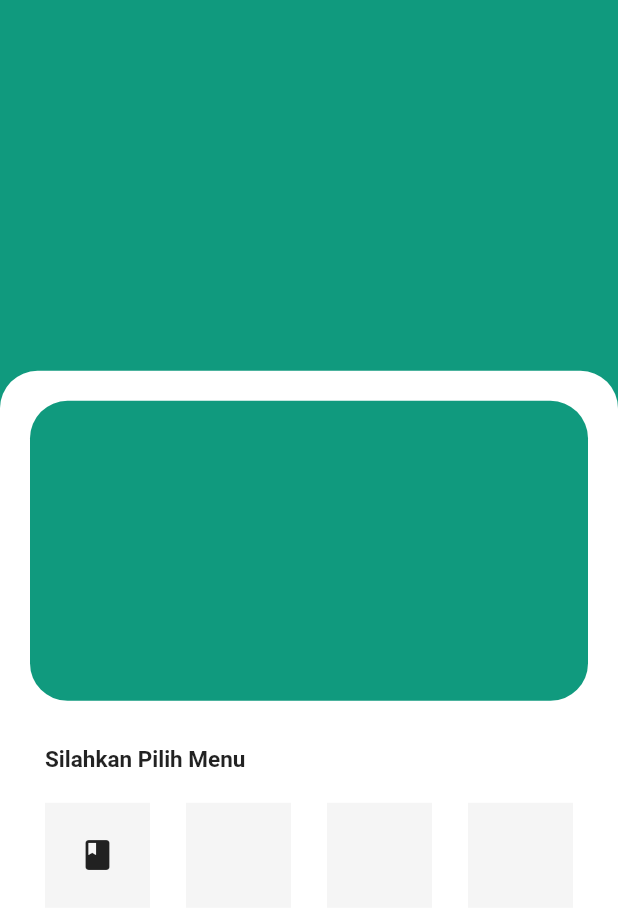
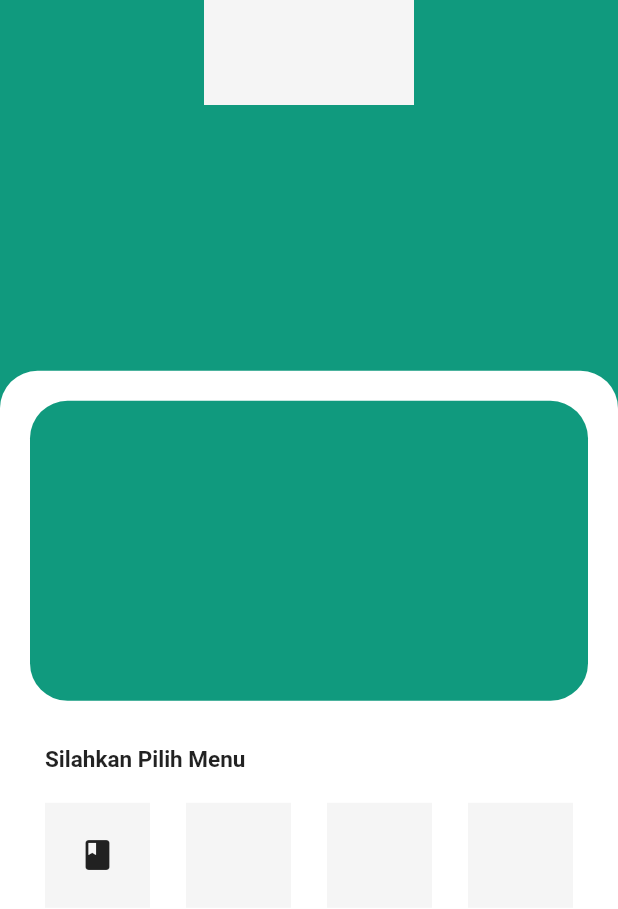
Before and after one commit to andi-lestianto/alquran_indonesia, a Flutter app: the screen it shows after launch, on a phone screen of 412 x 824 dp. Shown: the top 909 px of the screen. Run offline on Flutter 3.47's test engine with Material 2 defaults, Android fonts, the light colour scheme and no system bars; our stand-ins replace flutter_html.

Commit message:
Homescreen

```diff
--- a/lib/page/homescreen.dart
+++ b/lib/page/homescreen.dart
@@ -14,10 +14,32 @@ class _HomeScreenState extends State<HomeScreen> {
     return MaterialApp(
       debugShowCheckedModeBanner: false,
       home: Scaffold(
-        body: Container(
-          color: Color.fromARGB(255, 16, 154, 126),
+        body: SafeArea(
           child: Stack(
             children: [
+              Container(
+                height: MediaQuery.of(context).size.height,
+                width: MediaQuery.of(context).size.width,
+                color: Color.fromARGB(255, 16, 154, 126),
+                child: Row(
+                  mainAxisAlignment: MainAxisAlignment.center,
+                  crossAxisAlignment: CrossAxisAlignment.start,
+                  children: [
+                    Container(
+                      height: 70,
+                      width: 70,
+                      decoration: BoxDecoration(
+                          color: Color.fromARGB(255, 245, 245, 245)),
+                    ),
+                    Container(
+                      height: 70,
+                      width: 70,
+                      decoration: BoxDecoration(
+                          color: Color.fromARGB(255, 245, 245, 245)),
+                    ),
+                  ],
+                ),
+              ),
               Align(
                 alignment: Alignment(0, 1),
                 child: Container(
@@ -60,14 +82,17 @@ class _HomeScreenState extends State<HomeScreen> {
                           children: [
                             GestureDetector(
                               onTap: () {
-                                Navigator.push(context, MaterialPageRoute(builder: (context) => list_surat()));
+                                Navigator.push(
+                                    context,
+                                    MaterialPageRoute(
+                                        builder: (context) => list_surat()));
                               },
                               child: Container(
                                 height: 70,
                                 width: 70,
                                 decoration: BoxDecoration(
                                     color: Color.fromARGB(255, 245, 245, 245)),
-                                    child: Icon(Icons.book),
+                                child: Icon(Icons.book),
                               ),
                             ),
                             Container(
```
